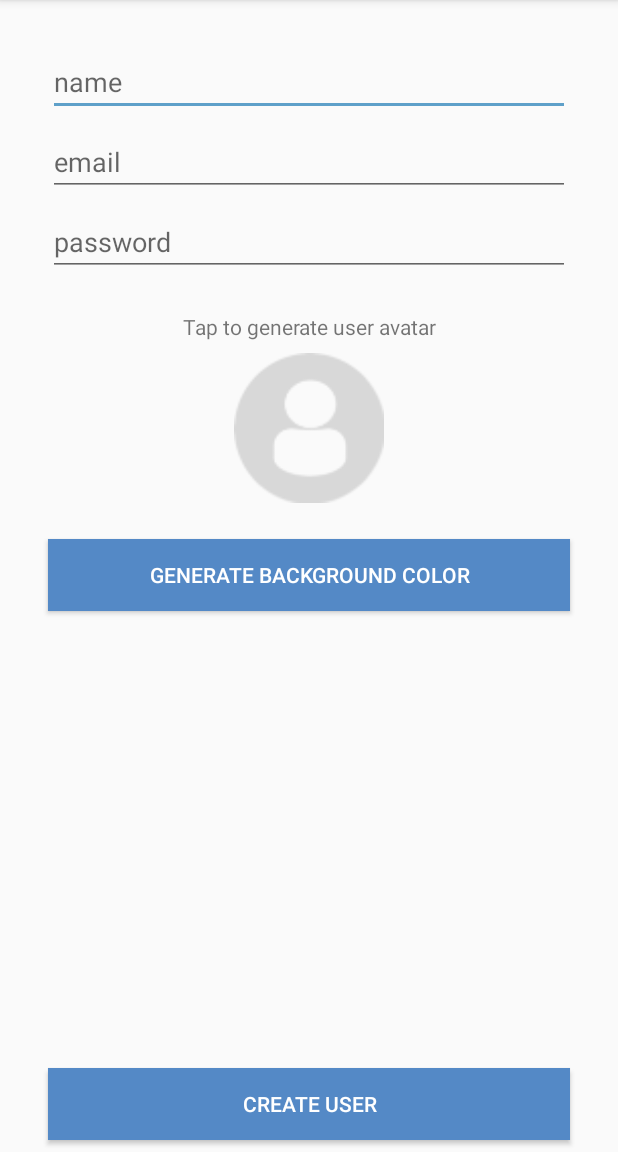
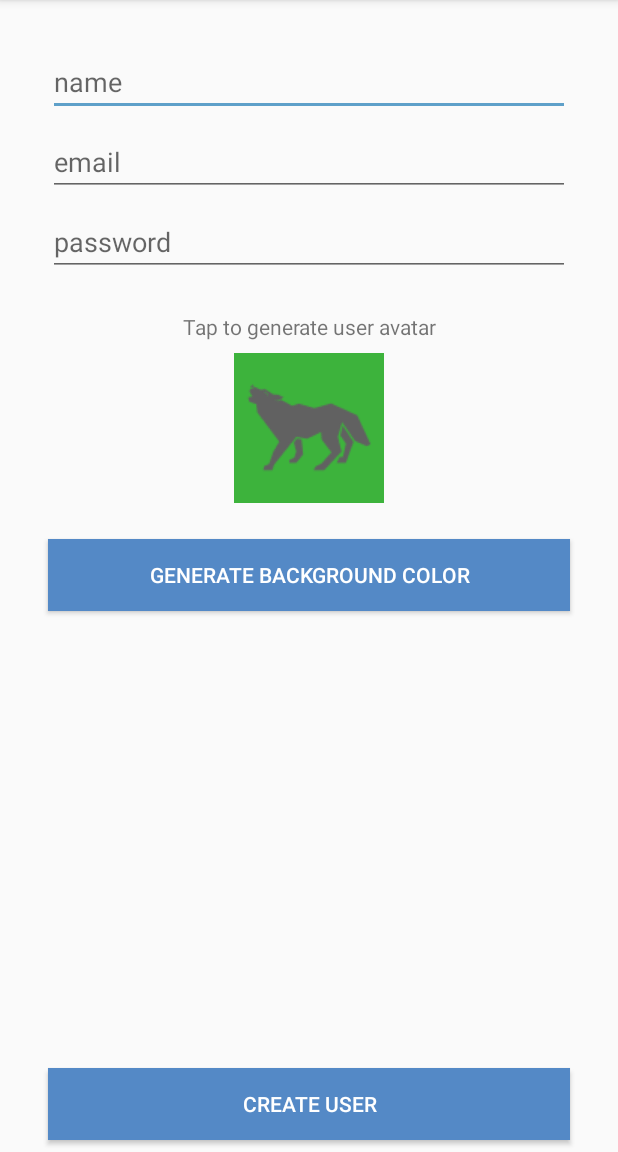
Before and after one commit to kajol9405/SmackChatApp, an Android app: the createUserActivity screen opened directly, with no data from a screen before it, after a tap on "GENERATE BACKGROUND COLOR", on a phone screen of 412 x 824 dp, the part 84-1236 px from its top. Run offline under Robolectric (Android 15) with nearby library versions, the phone set to English and light mode, and no system bars; 1 other tap on this screen came first.

Commit message:
changeAvatarandBackgroundColor

```diff
--- a/app/src/main/java/com/example/kajol/smackchatapp/createUserActivity.kt
+++ b/app/src/main/java/com/example/kajol/smackchatapp/createUserActivity.kt
@@ -1,10 +1,17 @@
 package com.example.kajol.smackchatapp
 
+import android.graphics.Color
 import android.support.v7.app.AppCompatActivity
 import android.os.Bundle
 import android.view.View
+import kotlinx.android.synthetic.main.activity_create_user.*
+import java.util.*
 
 class createUserActivity : AppCompatActivity() {
+
+    var userAvatar = "profileDefault"
+    var avatarColor = "[0.5, 0.5, 0.5, 1]"
+
 
     override fun onCreate(savedInstanceState: Bundle?) {
         super.onCreate(savedInstanceState)
@@ -13,9 +20,34 @@ class createUserActivity : AppCompatActivity() {
 
     fun generateUserAvatar(view: View){
 
+        val random = Random()
+        val color = random.nextInt(2)
+        val avatar = random.nextInt(28)
+
+        if(color == 0){
+            userAvatar = "light$avatar"
+        }else{
+            userAvatar = "dark$avatar"
+        }
+
+        val resourceId = resources.getIdentifier(userAvatar,"drawable",packageName)
+        createUserAvatarImage.setImageResource(resourceId)
+
     }
 
     fun generateColorClicked(view: View){
+
+        val random = Random()
+        val r = random.nextInt(255)
+        val g = random.nextInt(255)
+        val b = random.nextInt(255)
+
+        createUserAvatarImage.setBackgroundColor(Color.rgb(r,g,b))
+        val savedR = r.toDouble() / 255
+        val savedG = g.toDouble() / 255
+        val savedB = b.toDouble() / 255
+
+        avatarColor = "[$savedR, $savedG, $savedB, 1]"
 
     }
 
```
